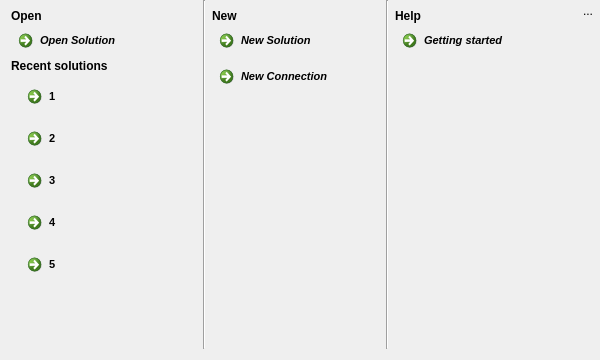
The window that src/gui/MainWindowButtonDialog.ui (fritzone/ddm) describes before a commit, drawn with Qt 5.
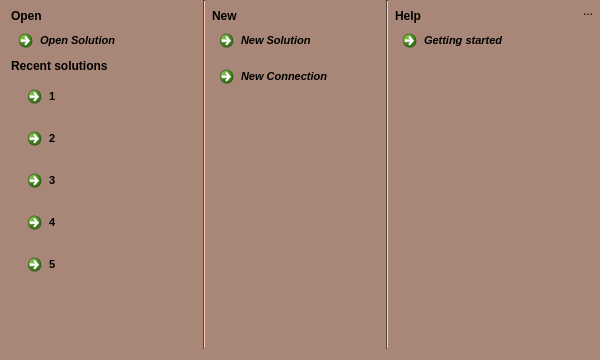
The same window after the commit. Icons and pictures are not drawn.

Commit message: small change for funny KDE

```diff
--- a/src/gui/MainWindowButtonDialog.ui
+++ b/src/gui/MainWindowButtonDialog.ui
@@ -22,6 +22,421 @@
     <height>360</height>
    </size>
   </property>
+  <property name="palette">
+   <palette>
+    <active>
+     <colorrole role="WindowText">
+      <brush brushstyle="SolidPattern">
+       <color alpha="255">
+        <red>0</red>
+        <green>0</green>
+        <blue>0</blue>
+       </color>
+      </brush>
+     </colorrole>
+     <colorrole role="Button">
+      <brush brushstyle="SolidPattern">
+       <color alpha="255">
+        <red>168</red>
+        <green>135</green>
+        <blue>120</blue>
+       </color>
+      </brush>
+     </colorrole>
+     <colorrole role="Light">
+      <brush brushstyle="SolidPattern">
+       <color alpha="255">
+        <red>252</red>
+        <green>203</green>
+        <blue>180</blue>
+       </color>
+      </brush>
+     </colorrole>
+     <colorrole role="Midlight">
+      <brush brushstyle="SolidPattern">
+       <color alpha="255">
+        <red>210</red>
+        <green>169</green>
+        <blue>150</blue>
+       </color>
+      </brush>
+     </colorrole>
+     <colorrole role="Dark">
+      <brush brushstyle="SolidPattern">
+       <color alpha="255">
+        <red>84</red>
+        <green>67</green>
+        <blue>60</blue>
+       </color>
+      </brush>
+     </colorrole>
+     <colorrole role="Mid">
+      <brush brushstyle="SolidPattern">
+       <color alpha="255">
+        <red>112</red>
+        <green>90</green>
+        <blue>80</blue>
+       </color>
+      </brush>
+     </colorrole>
+     <colorrole role="Text">
+      <brush brushstyle="SolidPattern">
+       <color alpha="255">
+        <red>0</red>
+        <green>0</green>
+        <blue>0</blue>
+       </color>
+      </brush>
+     </colorrole>
+     <colorrole role="BrightText">
+      <brush brushstyle="SolidPattern">
+       <color alpha="255">
+        <red>255</red>
+        <green>255</green>
+        <blue>255</blue>
+       </color>
+      </brush>
+     </colorrole>
+     <colorrole role="ButtonText">
+      <brush brushstyle="SolidPattern">
+       <color alpha="255">
+        <red>0</red>
+        <green>0</green>
+        <blue>0</blue>
+       </color>
+      </brush>
+     </colorrole>
+     <colorrole role="Base">
+      <brush brushstyle="SolidPattern">
+       <color alpha="255">
+        <red>255</red>
+        <green>255</green>
+        <blue>255</blue>
+       </color>
+      </brush>
+     </colorrole>
+     <colorrole role="Window">
+      <brush brushstyle="SolidPattern">
+       <color alpha="255">
+        <red>168</red>
+        <green>135</green>
+        <blue>120</blue>
+       </color>
+      </brush>
+     </colorrole>
+     <colorrole role="Shadow">
+      <brush brushstyle="SolidPattern">
+       <color alpha="255">
+        <red>0</red>
+        <green>0</green>
+        <blue>0</blue>
+       </color>
+      </brush>
+     </colorrole>
+     <colorrole role="AlternateBase">
+      <brush brushstyle="SolidPattern">
+       <color alpha="255">
+        <red>211</red>
+        <green>195</green>
+        <blue>187</blue>
+       </color>
+      </brush>
+     </colorrole>
+     <colorrole role="ToolTipBase">
+      <brush brushstyle="SolidPattern">
+       <color alpha="255">
+        <red>255</red>
+        <green>255</green>
+        <blue>220</blue>
+       </color>
+      </brush>
+     </colorrole>
+     <colorrole role="ToolTipText">
+      <brush brushstyle="SolidPattern">
+       <color alpha="255">
+        <red>0</red>
+        <green>0</green>
+        <blue>0</blue>
+       </color>
+      </brush>
+     </colorrole>
+    </active>
+    <inactive>
+     <colorrole role="WindowText">
+      <brush brushstyle="SolidPattern">
+       <color alpha="255">
+        <red>0</red>
+        <green>0</green>
+        <blue>0</blue>
+       </color>
+      </brush>
+     </colorrole>
+     <colorrole role="Button">
+      <brush brushstyle="SolidPattern">
+       <color alpha="255">
+        <red>168</red>
+        <green>135</green>
+        <blue>120</blue>
+       </color>
+      </brush>
+     </colorrole>
+     <colorrole role="Light">
+      <brush brushstyle="SolidPattern">
+       <color alpha="255">
+        <red>252</red>
+        <green>203</green>
+        <blue>180</blue>
+       </color>
+      </brush>
+     </colorrole>
+     <colorrole role="Midlight">
+      <brush brushstyle="SolidPattern">
+       <color alpha="255">
+        <red>210</red>
+        <green>169</green>
+        <blue>150</blue>
+       </color>
+      </brush>
+     </colorrole>
+     <colorrole role="Dark">
+      <brush brushstyle="SolidPattern">
+       <color alpha="255">
+        <red>84</red>
+        <green>67</green>
+        <blue>60</blue>
+       </color>
+      </brush>
+     </colorrole>
+     <colorrole role="Mid">
+      <brush brushstyle="SolidPattern">
+       <color alpha="255">
+        <red>112</red>
+        <green>90</green>
+        <blue>80</blue>
+       </color>
+      </brush>
+     </colorrole>
+     <colorrole role="Text">
+      <brush brushstyle="SolidPattern">
+       <color alpha="255">
+        <red>0</red>
+        <green>0</green>
+        <blue>0</blue>
+       </color>
+      </brush>
+     </colorrole>
+     <colorrole role="BrightText">
+      <brush brushstyle="SolidPattern">
+       <color alpha="255">
+        <red>255</red>
+        <green>255</green>
+        <blue>255</blue>
+       </color>
+      </brush>
+     </colorrole>
+     <colorrole role="ButtonText">
+      <brush brushstyle="SolidPattern">
+       <color alpha="255">
+        <red>0</red>
+        <green>0</green>
+        <blue>0</blue>
+       </color>
+      </brush>
+     </colorrole>
+     <colorrole role="Base">
+      <brush brushstyle="SolidPattern">
+       <color alpha="255">
+        <red>255</red>
+        <green>255</green>
+        <blue>255</blue>
+       </color>
+      </brush>
+     </colorrole>
+     <colorrole role="Window">
+      <brush brushstyle="SolidPattern">
+       <color alpha="255">
+        <red>168</red>
+        <green>135</green>
+        <blue>120</blue>
+       </color>
+      </brush>
+     </colorrole>
+     <colorrole role="Shadow">
+      <brush brushstyle="SolidPattern">
+       <color alpha="255">
+        <red>0</red>
+        <green>0</green>
+        <blue>0</blue>
+       </color>
+      </brush>
+     </colorrole>
+     <colorrole role="AlternateBase">
+      <brush brushstyle="SolidPattern">
+       <color alpha="255">
+        <red>211</red>
+        <green>195</green>
+        <blue>187</blue>
+       </color>
+      </brush>
+     </colorrole>
+     <colorrole role="ToolTipBase">
+      <brush brushstyle="SolidPattern">
+       <color alpha="255">
+        <red>255</red>
+        <green>255</green>
+        <blue>220</blue>
+       </color>
+      </brush>
+     </colorrole>
+     <colorrole role="ToolTipText">
+      <brush brushstyle="SolidPattern">
+       <color alpha="255">
+        <red>0</red>
+        <green>0</green>
+        <blue>0</blue>
+       </color>
+      </brush>
+     </colorrole>
+    </inactive>
+    <disabled>
+     <colorrole role="WindowText">
+      <brush brushstyle="SolidPattern">
+       <color alpha="255">
+        <red>84</red>
+        <green>67</green>
+        <blue>60</blue>
+       </color>
+      </brush>
+     </colorrole>
+     <colorrole role="Button">
+      <brush brushstyle="SolidPattern">
+       <color alpha="255">
+        <red>168</red>
+        <green>135</green>
+        <blue>120</blue>
+       </color>
+      </brush>
+     </colorrole>
+     <colorrole role="Light">
+      <brush brushstyle="SolidPattern">
+       <color alpha="255">
+        <red>252</red>
+        <green>203</green>
+        <blue>180</blue>
+       </color>
+      </brush>
+     </colorrole>
+     <colorrole role="Midlight">
+      <brush brushstyle="SolidPattern">
+       <color alpha="255">
+        <red>210</red>
+        <green>169</green>
+        <blue>150</blue>
+       </color>
+      </brush>
+     </colorrole>
+     <colorrole role="Dark">
+      <brush brushstyle="SolidPattern">
+       <color alpha="255">
+        <red>84</red>
+        <green>67</green>
+        <blue>60</blue>
+       </color>
+      </brush>
+     </colorrole>
+     <colorrole role="Mid">
+      <brush brushstyle="SolidPattern">
+       <color alpha="255">
+        <red>112</red>
+        <green>90</green>
+        <blue>80</blue>
+       </color>
+      </brush>
+     </colorrole>
+     <colorrole role="Text">
+      <brush brushstyle="SolidPattern">
+       <color alpha="255">
+        <red>84</red>
+        <green>67</green>
+        <blue>60</blue>
+       </color>
+      </brush>
+     </colorrole>
+     <colorrole role="BrightText">
+      <brush brushstyle="SolidPattern">
+       <color alpha="255">
+        <red>255</red>
+        <green>255</green>
+        <blue>255</blue>
+       </color>
+      </brush>
+     </colorrole>
+     <colorrole role="ButtonText">
+      <brush brushstyle="SolidPattern">
+       <color alpha="255">
+        <red>84</red>
+        <green>67</green>
+        <blue>60</blue>
+       </color>
+      </brush>
+     </colorrole>
+     <colorrole role="Base">
+      <brush brushstyle="SolidPattern">
+       <color alpha="255">
+        <red>168</red>
+        <green>135</green>
+        <blue>120</blue>
+       </color>
+      </brush>
+     </colorrole>
+     <colorrole role="Window">
+      <brush brushstyle="SolidPattern">
+       <color alpha="255">
+        <red>168</red>
+        <green>135</green>
+        <blue>120</blue>
+       </color>
+      </brush>
+     </colorrole>
+     <colorrole role="Shadow">
+      <brush brushstyle="SolidPattern">
+       <color alpha="255">
+        <red>0</red>
+        <green>0</green>
+        <blue>0</blue>
+       </color>
+      </brush>
+     </colorrole>
+     <colorrole role="AlternateBase">
+      <brush brushstyle="SolidPattern">
+       <color alpha="255">
+        <red>168</red>
+        <green>135</green>
+        <blue>120</blue>
+       </color>
+      </brush>
+     </colorrole>
+     <colorrole role="ToolTipBase">
+      <brush brushstyle="SolidPattern">
+       <color alpha="255">
+        <red>255</red>
+        <green>255</green>
+        <blue>220</blue>
+       </color>
+      </brush>
+     </colorrole>
+     <colorrole role="ToolTipText">
+      <brush brushstyle="SolidPattern">
+       <color alpha="255">
+        <red>0</red>
+        <green>0</green>
+        <blue>0</blue>
+       </color>
+      </brush>
+     </colorrole>
+    </disabled>
+   </palette>
+  </property>
   <property name="windowTitle">
    <string/>
   </property>
```
The commit also changes 1 other file.
